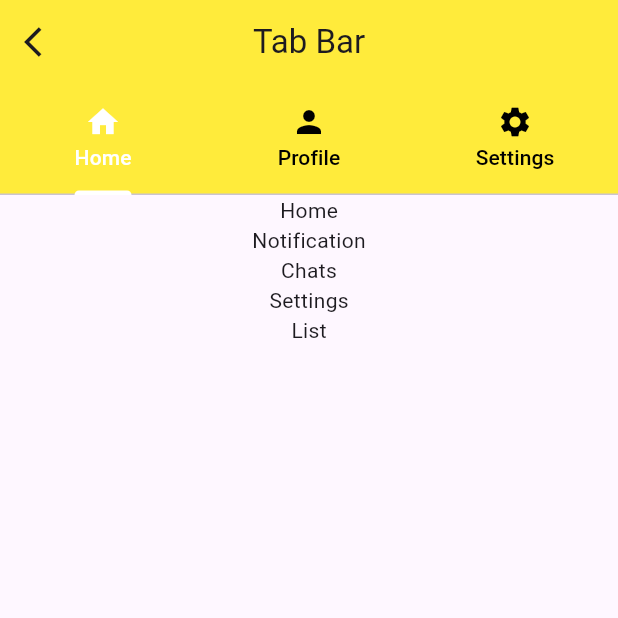
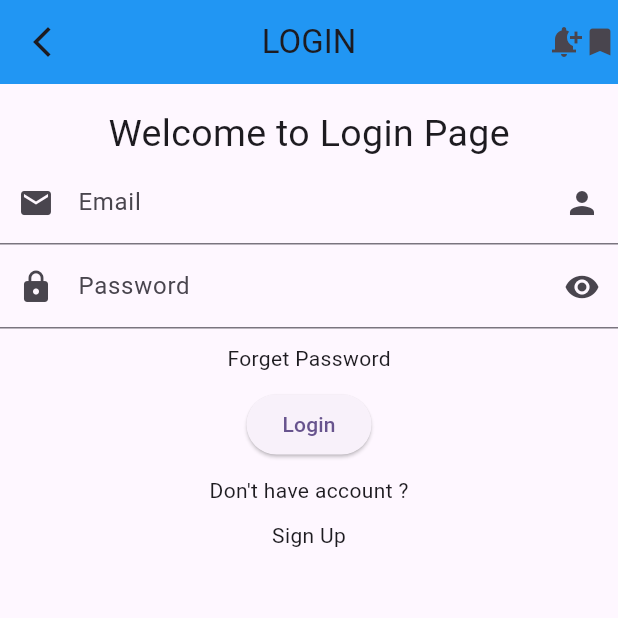
Before and after one commit to AbRehman536/Flutter_sec_5, a Flutter app: the screen it shows after launch, on a phone screen of 412 x 824 dp, the top half of it. Run offline on Flutter 3.47's test engine with Material 3 defaults, Android fonts, the phone set to English and light mode, and no system bars; our stand-ins replace curved_navigation_bar, smooth_page_indicator.

Commit message:
Dialog Box done

```diff
--- /dev/null
+++ b/lib/dialog_box.dart
@@ -0,0 +1,92 @@
+import 'package:flutter/material.dart';
+
+class DialogBoxDemo extends StatefulWidget {
+  const DialogBoxDemo({super.key});
+
+  @override
+  State<DialogBoxDemo> createState() => _DialogBoxDemoState();
+}
+
+class _DialogBoxDemoState extends State<DialogBoxDemo> {
+  TextEditingController emailController = TextEditingController();
+  TextEditingController passwordController = TextEditingController();
+  @override
+  Widget build(BuildContext context) {
+    return Scaffold(
+      appBar: AppBar(
+        backgroundColor: Colors.blue,
+        leading: Icon(Icons.arrow_back_ios_new),
+        title: Text("LOGIN"),
+        centerTitle: true,
+        actions: [
+          Icon(Icons.notification_add),
+          Icon(Icons.bookmark),
+        ],
+      ),
+      body: Column(children: [
+        SizedBox(height: 15,),
+        Text("Welcome to Login Page",style: TextStyle(fontSize: 25),),
+        TextField(
+          controller: emailController,
+          decoration: InputDecoration(
+            label: Text("Email"),
+            hintText: 'abdullah@gmail.com',
+            prefixIcon: Icon(Icons.email),
+            suffixIcon: Icon(Icons.person),
+          ),
+        ),
+        TextField(
+          controller: passwordController,
+          decoration: InputDecoration(
+            label: Text("Password"),
+            hintText: 'password must be more than 8 digits',
+            prefixIcon: Icon(Icons.lock),
+            suffixIcon: Icon(Icons.visibility),
+          ),),
+        SizedBox(height: 10,),
+        Text("Forget Password"),
+        SizedBox(height: 10,),
+        ElevatedButton(onPressed: (){
+          showDialog(
+            barrierDismissible: false,
+              context: context,
+              builder: (BuildContext context){
+                return AlertDialog(
+                  title: Text("Message"),
+                  content: Text("Login Successfully"),
+                  actions: [
+                    TextButton(onPressed: (){
+                      Navigator.pop(context);
+                    }, child: Text("No")),
+                    TextButton(onPressed: (){
+                      Navigator.pop(context);
+                    }, child: Text("Yes")),
+                  ],
+                );
+              });
+          if(emailController.text.isEmpty){
+            ScaffoldMessenger.of(context).showSnackBar(
+                SnackBar(content: Text("Email cannot be empty")));
+            return;
+          }
+          if(passwordController.text.isEmpty){
+            ScaffoldMessenger.of(context).showSnackBar(
+                SnackBar(content: Text("Password cannot be empty")));
+            return;
+          }
+          if(passwordController.text.length < 8){
+            ScaffoldMessenger.of(context).showSnackBar(
+                SnackBar(content: Text("Password cannot be less than 8 digits")));
+            return;
+          }
+        },
+
+             child: Text("Login")),
+        SizedBox(height: 10,),
+        Text("Don't have account ?"),
+        SizedBox(height: 10,),
+        Text("Sign Up"),
+      ],),
+    );
+  }
+}
--- a/lib/main.dart
+++ b/lib/main.dart
@@ -3,6 +3,7 @@
 import 'package:flutter_sec_5/assets_image.dart';
 import 'package:flutter_sec_5/bottom_bar.dart';
 import 'package:flutter_sec_5/curved_bar.dart';
+import 'package:flutter_sec_5/dialog_box.dart';
 import 'package:flutter_sec_5/gridview.dart';
 import 'package:flutter_sec_5/listtiledemo.dart';
 import 'package:flutter_sec_5/login_page.dart';
@@ -44,7 +45,7 @@
         colorScheme: ColorScheme.fromSeed(seedColor: Colors.deepPurple),
         useMaterial3: true,
       ),
-      home: TabBarDemo(),
+      home: DialogBoxDemo(),
     );
   }
 }
```
